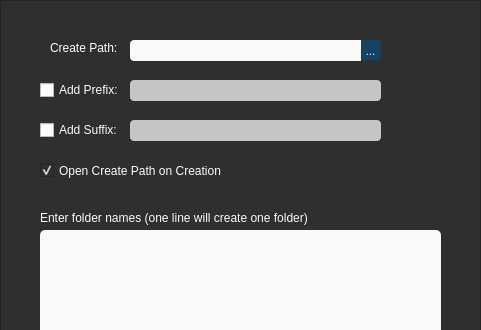
The window that ui/create_folder.ui (cheukman196/FileManager) describes before a commit, drawn with Qt 5; both pictures show x 0 to 481 and y 0 to 330 of the 481 by 549 pixel window.
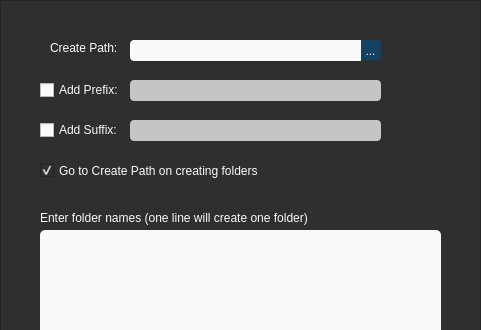
The same window after the commit.

Commit message: 010424 copy, move, create directory complete

Diff of the .ui file:
```diff
--- a/ui/create_folder.ui
+++ b/ui/create_folder.ui
@@ -10,6 +10,12 @@
     <height>549</height>
    </rect>
   </property>
+  <property name="maximumSize">
+   <size>
+    <width>481</width>
+    <height>549</height>
+   </size>
+  </property>
   <property name="windowTitle">
    <string>Form</string>
   </property>
@@ -426,12 +432,12 @@
      <rect>
       <x>40</x>
       <y>160</y>
-      <width>211</width>
+      <width>251</width>
       <height>21</height>
      </rect>
     </property>
     <property name="text">
-     <string>Open Create Path on Creation</string>
+     <string>Go to Create Path on creating folders</string>
     </property>
     <property name="checked">
      <bool>true</bool>
```
The commit also changes 10 other files.
